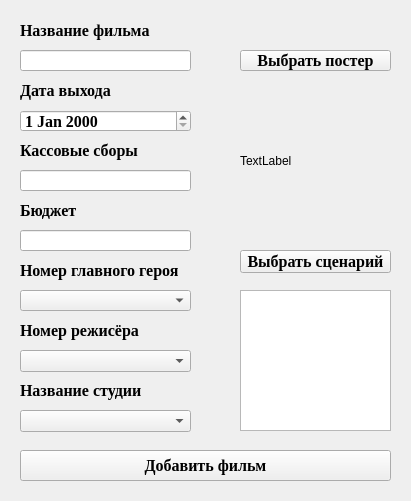
Before: the Qt Designer form Client/addmovie.ui in NikitaVirachev/course-work-on-DB, drawn with Qt 5.
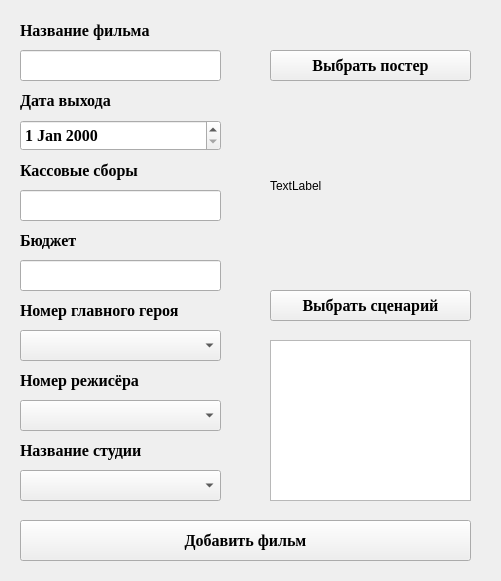
After: the same form once the commit is applied.

```diff
--- a/Client/addmovie.ui
+++ b/Client/addmovie.ui
@@ -6,8 +6,8 @@
    <rect>
     <x>0</x>
     <y>0</y>
-    <width>411</width>
-    <height>501</height>
+    <width>501</width>
+    <height>581</height>
    </rect>
   </property>
   <property name="windowTitle">
@@ -18,8 +18,8 @@
     <rect>
      <x>20</x>
      <y>50</y>
-     <width>171</width>
-     <height>21</height>
+     <width>201</width>
+     <height>31</height>
     </rect>
    </property>
    <property name="font">
@@ -36,7 +36,7 @@
     <rect>
      <x>20</x>
      <y>20</y>
-     <width>171</width>
+     <width>201</width>
      <height>21</height>
     </rect>
    </property>
@@ -56,9 +56,9 @@
    <property name="geometry">
     <rect>
      <x>20</x>
-     <y>110</y>
-     <width>171</width>
-     <height>22</height>
+     <y>120</y>
+     <width>201</width>
+     <height>31</height>
     </rect>
    </property>
    <property name="font">
@@ -74,8 +74,8 @@
    <property name="geometry">
     <rect>
      <x>20</x>
-     <y>80</y>
-     <width>171</width>
+     <y>90</y>
+     <width>201</width>
      <height>20</height>
     </rect>
    </property>
@@ -95,9 +95,9 @@
    <property name="geometry">
     <rect>
      <x>20</x>
-     <y>170</y>
-     <width>171</width>
-     <height>21</height>
+     <y>190</y>
+     <width>201</width>
+     <height>31</height>
     </rect>
    </property>
    <property name="font">
@@ -113,8 +113,8 @@
    <property name="geometry">
     <rect>
      <x>20</x>
-     <y>140</y>
-     <width>171</width>
+     <y>160</y>
+     <width>201</width>
      <height>20</height>
     </rect>
    </property>
@@ -134,19 +134,27 @@
    <property name="geometry">
     <rect>
      <x>20</x>
-     <y>230</y>
-     <width>171</width>
-     <height>21</height>
+     <y>260</y>
+     <width>201</width>
+     <height>31</height>
     </rect>
    </property>
+   <property name="font">
+    <font>
+     <family>Times New Roman</family>
+     <pointsize>12</pointsize>
+     <weight>75</weight>
+     <bold>true</bold>
+    </font>
+   </property>
   </widget>
   <widget class="QLabel" name="label_4">
    <property name="geometry">
     <rect>
      <x>20</x>
-     <y>200</y>
-     <width>171</width>
-     <height>20</height>
+     <y>230</y>
+     <width>201</width>
+     <height>21</height>
     </rect>
    </property>
    <property name="font">
@@ -165,15 +173,17 @@
    <property name="geometry">
     <rect>
      <x>20</x>
-     <y>290</y>
-     <width>171</width>
-     <height>21</height>
+     <y>330</y>
+     <width>201</width>
+     <height>31</height>
     </rect>
    </property>
    <property name="font">
     <font>
      <family>Times New Roman</family>
      <pointsize>12</pointsize>
+     <weight>75</weight>
+     <bold>true</bold>
     </font>
    </property>
   </widget>
@@ -181,8 +191,8 @@
    <property name="geometry">
     <rect>
      <x>20</x>
-     <y>260</y>
-     <width>171</width>
+     <y>300</y>
+     <width>211</width>
      <height>20</height>
     </rect>
    </property>
@@ -202,9 +212,9 @@
    <property name="geometry">
     <rect>
      <x>20</x>
-     <y>350</y>
-     <width>171</width>
-     <height>22</height>
+     <y>400</y>
+     <width>201</width>
+     <height>31</height>
     </rect>
    </property>
    <property name="font">
@@ -220,8 +230,8 @@
    <property name="geometry">
     <rect>
      <x>20</x>
-     <y>320</y>
-     <width>171</width>
+     <y>370</y>
+     <width>201</width>
      <height>20</height>
     </rect>
    </property>
@@ -241,17 +251,17 @@
    <property name="geometry">
     <rect>
      <x>20</x>
-     <y>410</y>
-     <width>171</width>
-     <height>22</height>
+     <y>470</y>
+     <width>201</width>
+     <height>31</height>
     </rect>
    </property>
    <property name="font">
     <font>
      <family>Times New Roman</family>
      <pointsize>12</pointsize>
-     <weight>50</weight>
-     <bold>false</bold>
+     <weight>75</weight>
+     <bold>true</bold>
     </font>
    </property>
   </widget>
@@ -259,8 +269,8 @@
    <property name="geometry">
     <rect>
      <x>20</x>
-     <y>380</y>
-     <width>171</width>
+     <y>440</y>
+     <width>201</width>
      <height>21</height>
     </rect>
    </property>
@@ -279,10 +289,10 @@
   <widget class="QPushButton" name="pushButton">
    <property name="geometry">
     <rect>
-     <x>240</x>
+     <x>270</x>
      <y>50</y>
-     <width>151</width>
-     <height>21</height>
+     <width>201</width>
+     <height>31</height>
     </rect>
    </property>
    <property name="font">
@@ -300,10 +310,10 @@
   <widget class="QLabel" name="label_8">
    <property name="geometry">
     <rect>
-     <x>240</x>
-     <y>90</y>
-     <width>151</width>
-     <height>141</height>
+     <x>270</x>
+     <y>100</y>
+     <width>201</width>
+     <height>171</height>
     </rect>
    </property>
    <property name="text">
@@ -313,10 +323,10 @@
   <widget class="QPushButton" name="pushButton_2">
    <property name="geometry">
     <rect>
-     <x>240</x>
-     <y>250</y>
-     <width>151</width>
-     <height>23</height>
+     <x>270</x>
+     <y>290</y>
+     <width>201</width>
+     <height>31</height>
     </rect>
    </property>
    <property name="font">
@@ -335,9 +345,9 @@
    <property name="geometry">
     <rect>
      <x>20</x>
-     <y>450</y>
-     <width>371</width>
-     <height>31</height>
+     <y>520</y>
+     <width>451</width>
+     <height>41</height>
     </rect>
    </property>
    <property name="font">
@@ -355,10 +365,10 @@
   <widget class="QTextEdit" name="textEdit">
    <property name="geometry">
     <rect>
-     <x>240</x>
-     <y>290</y>
-     <width>151</width>
-     <height>141</height>
+     <x>270</x>
+     <y>340</y>
+     <width>201</width>
+     <height>161</height>
     </rect>
    </property>
   </widget>
```
